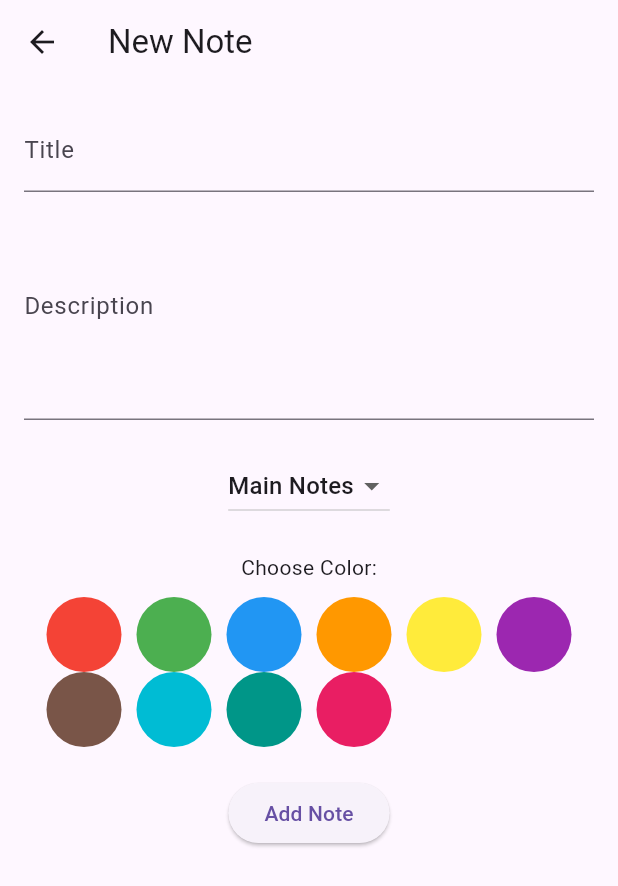
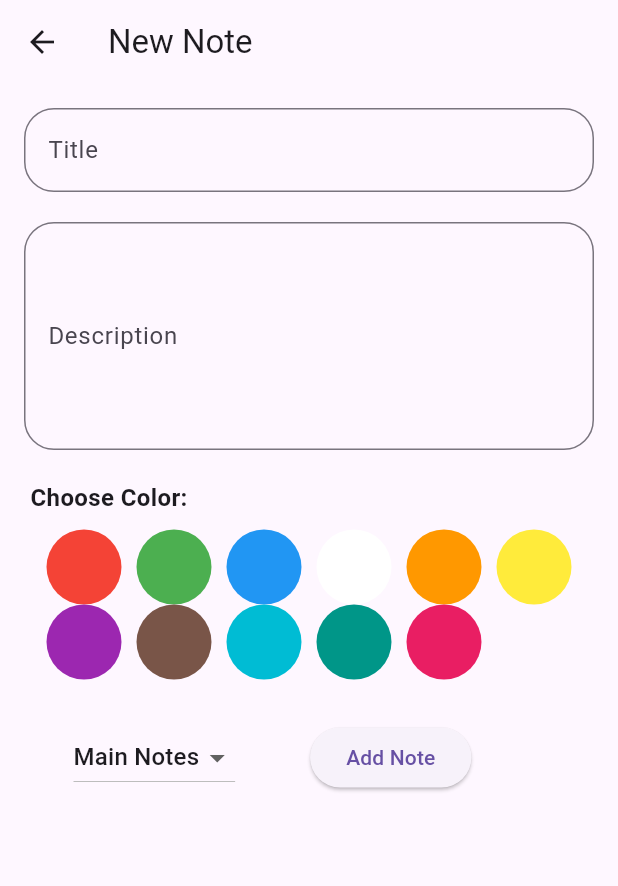
Before and after one commit to SalmaMourad/NoteApp, a Flutter app: the NoteDetailScreen screen opened directly, on a phone screen of 412 x 824 dp. Shown: the top 886 px of the screen. Run offline on Flutter 3.47's test engine with Material 3 defaults, Android fonts, the phone set to English and light mode, and no system bars; our stand-ins replace flutter_colorpicker, shared_preferences; accounts and stored records are empty.

Commit message:
ui adjusting

```diff
--- a/simple_notes_app/lib/screens/note_detail_screen.dart
+++ b/simple_notes_app/lib/screens/note_detail_screen.dart
@@ -35,6 +35,7 @@ class _NoteDetailScreenState extends State<NoteDetailScreen> {
     Colors.red,
     Colors.green,
     Colors.blue,
+    Colors.white,
     Colors.orange,
     Colors.yellow,
     Colors.purple,
@@ -42,11 +43,16 @@ class _NoteDetailScreenState extends State<NoteDetailScreen> {
     Colors.cyan,
     Colors.teal,
     Colors.pink,
+
   ];
   Widget _buildColorPicker() {
     return Column(
       children: [
-        Text("Choose Color:"),
+        Row(
+          children: [
+            Text(" Choose Color:",style: TextStyle(fontWeight: FontWeight.bold,fontSize: 16),),
+          ],
+        ),
         SizedBox(height: 10),
         Wrap(
           spacing: 10,
@@ -126,17 +132,24 @@ class _NoteDetailScreenState extends State<NoteDetailScreen> {
         padding: const EdgeInsets.all(16.0),
         child: Column(
           children: [
-            TextField(
+            TextFormField(
               controller: _titleController,
-              decoration: InputDecoration(labelText: 'Title'),
+              decoration: InputDecoration(labelText: 'Title',border: OutlineInputBorder(borderRadius: BorderRadius.circular(20))),
             ),
-            TextField(
+            SizedBox(height: 20),
+
+            TextFormField(
               controller: _descriptionController,
-              decoration: InputDecoration(labelText: 'Description'),
+              decoration: InputDecoration(labelText: 'Description',border: OutlineInputBorder(borderRadius: BorderRadius.circular(20))),
               maxLines: 5,
             ),
+
             SizedBox(height: 20),
-            DropdownButton<String?>(
+            _buildColorPicker(),
+            SizedBox(height: 20),
+            Padding(
+              padding: const EdgeInsets.all(8.0),
+              child: Row(children: [SizedBox(width: 25),DropdownButton<String?>(
                 value: _selectedFolder,
                 onChanged: (String? newFolder) {
                   setState(() {
@@ -154,13 +167,15 @@ class _NoteDetailScreenState extends State<NoteDetailScreen> {
                       )),
                 ],
               ),
-            SizedBox(height: 20),
-            _buildColorPicker(),
-            SizedBox(height: 20),
+            SizedBox(width: 50),
+              // Spacer(flex: 1,),
                ElevatedButton(
                 onPressed: _saveNote,
                 child: Text(widget.note == null ? 'Add Note' : 'Save Changes'),
+              ),],
               ),
+            )
+
           ],
         ),
       ),
```
Also changed, not shown: simple_notes_app/lib/screens/notes_list_screen.dart (+12 -3 lines). Lines whose indentation alone changed are shown as unchanged.
